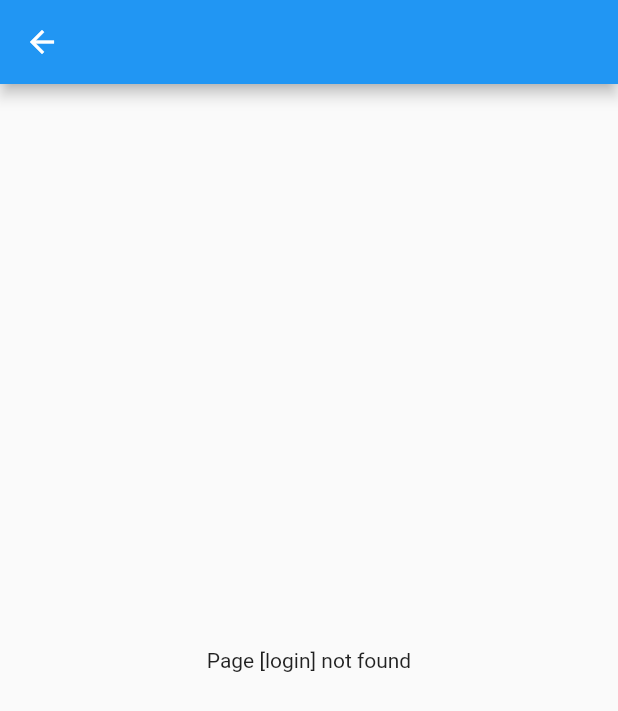
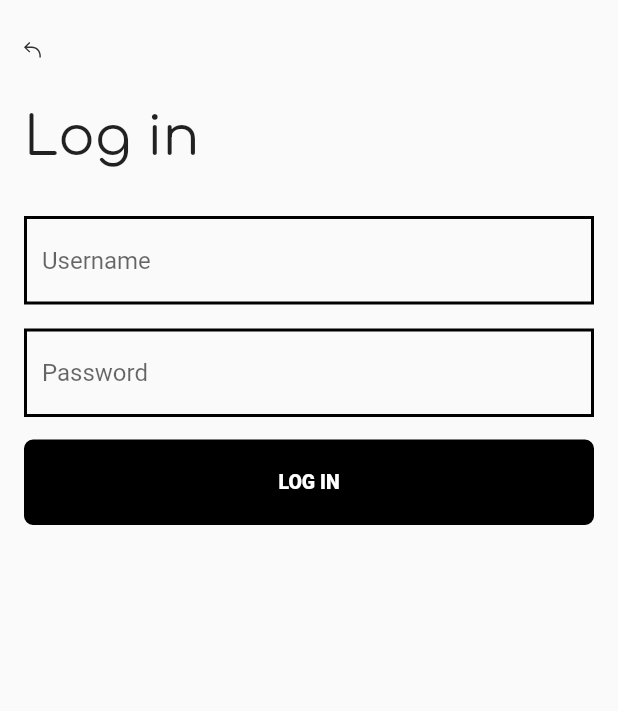
Before and after one commit to tiendung01023/demo_flutter_bloc, a Flutter app: the screen it shows after launch, after a tap on "LOG IN", on a phone screen of 412 x 824 dp. Shown: the top 711 px of the screen. Run offline on Flutter 3.47's test engine with Material 2 defaults, Android fonts, the phone set to English and light mode, and no system bars; our stand-ins replace cached_network_image, flutter_bloc, flutter_svg, get_it; network calls fail.

Commit message:
imp. login_page, doing home_page

```diff
--- a/lib/blocs/splash/splash_bloc.dart
+++ b/lib/blocs/splash/splash_bloc.dart
@@ -6,20 +6,6 @@ import '../base/base_bloc.dart';
 
 class SplashBloc extends BaseBloc<NoDataState> {
   SplashBloc() : super(NoDataState());
-
-  @override
-  void onStart(BuildContext context, Object? payload) {
-    print('[SplashBloc - onStart] run');
-    super.onStart(context, payload);
-    _loadData();
-  }
-
-  Future<void> _loadData() async {
-    print('[SplashBloc - _loadData] run');
-    try {} catch (e) {
-      print('[SplashBloc - loadData] $e');
-    }
-  }
 
   Future<void> goToLoginScreen() async {
     print('[SplashBloc - goToLoginScreen] run');
--- a/lib/dependencies/bloc_dependencies.dart
+++ b/lib/dependencies/bloc_dependencies.dart
@@ -1,8 +1,12 @@
+import 'package:demo_flutter_bloc/blocs/home/home_bloc.dart';
+import 'package:demo_flutter_bloc/blocs/login/login_bloc.dart';
 import 'package:demo_flutter_bloc/blocs/splash/splash_bloc.dart';
 import 'package:get_it/get_it.dart';
 
 class BlocDependencies {
   static Future setup(GetIt injector) async {
     injector.registerFactory(() => SplashBloc());
+    injector.registerFactory(() => LoginBloc());
+    injector.registerFactory(() => HomeBloc());
   }
 }
--- a/lib/dependencies/page_dependencies.dart
+++ b/lib/dependencies/page_dependencies.dart
@@ -1,3 +1,5 @@
+import 'package:demo_flutter_bloc/pages/home/home_page.dart';
+import 'package:demo_flutter_bloc/pages/login/login_page.dart';
 import 'package:demo_flutter_bloc/pages/router.dart';
 import 'package:demo_flutter_bloc/pages/splash/splash_page.dart';
 import 'package:flutter/material.dart';
@@ -6,7 +8,8 @@ import 'package:get_it/get_it.dart';
 class PageDependencies {
   static Future setup(GetIt injector) async {
     injector.registerFactory<Widget>(() => const SplashPage(), instanceName: Routes.splash);
-    // injector.registerFactory<Widget>(() => const LoginPage(), instanceName: Routes.login);
+    injector.registerFactory<Widget>(() => const LoginPage(), instanceName: Routes.login);
     // injector.registerFactory<Widget>(() => const RegisterPage(), instanceName: Routes.register);
+    injector.registerFactory<Widget>(() => const HomePage(), instanceName: Routes.home);
   }
 }
--- /dev/null
+++ b/lib/helpers/cached_network_image_helper.dart
@@ -0,0 +1,17 @@
+import 'package:flutter/material.dart';
+
+class CachedNetworkImageHelper {
+  CachedNetworkImageHelper._();
+
+  static Widget placeholder() {
+    return const Center(
+      child: CircularProgressIndicator(),
+    );
+  }
+
+  static Widget error() {
+    return const Center(
+      child: Icon(Icons.panorama),
+    );
+  }
+}
--- /dev/null
+++ b/lib/pages/login/login_page.dart
@@ -0,0 +1,114 @@
+import 'package:demo_flutter_bloc/blocs/base/no_data_state.dart';
+import 'package:demo_flutter_bloc/blocs/login/login_bloc.dart';
+import 'package:demo_flutter_bloc/constants.dart';
+import 'package:demo_flutter_bloc/pages/base/base_state.dart';
+import 'package:demo_flutter_bloc/widgets/text_button_widget.dart';
+import 'package:demo_flutter_bloc/widgets/text_field_widget.dart';
+import 'package:flutter/material.dart';
+import 'package:flutter_bloc/flutter_bloc.dart';
+import 'package:flutter_svg/svg.dart';
+
+class LoginPage extends StatefulWidget {
+  const LoginPage({Key? key}) : super(key: key);
+
+  @override
+  _LoginPageState createState() => _LoginPageState();
+}
+
+class _LoginPageState extends BaseState<LoginPage, LoginBloc> {
+  @override
+  Widget buildContent(BuildContext context) {
+    return BlocBuilder<LoginBloc, NoDataState>(
+      builder: (context, data) {
+        return _buildView();
+      },
+    );
+  }
+
+  Widget _buildView() {
+    return GestureDetector(
+      onTap: () => FocusScope.of(context).unfocus(),
+      child: Scaffold(
+        body: SafeArea(
+          child: Column(
+            crossAxisAlignment: CrossAxisAlignment.start,
+            children: [
+              _customAppbarWidget(),
+              Expanded(
+                child: Padding(
+                  padding: EdgeInsets.symmetric(horizontal: 16),
+                  child: SingleChildScrollView(
+                    child: Column(
+                      crossAxisAlignment: CrossAxisAlignment.start,
+                      children: [
+                        const SizedBox(height: 4),
+                        _titleWidget(),
+                        const SizedBox(height: 33),
+                        _formWidget(),
+                        const SizedBox(height: 15),
+                        _btnSubmitWidget(),
+                      ],
+                    ),
+                  ),
+                ),
+              )
+            ],
+          ),
+        ),
+      ),
+    );
+  }
+
+  Widget _customAppbarWidget() {
+    return Padding(
+      padding: const EdgeInsets.symmetric(
+        vertical: 12,
+      ),
+      child: GestureDetector(
+        onTap: () => Navigator.pop(context),
+        child: Padding(
+          padding: const EdgeInsets.all(16.0),
+          child: SvgPicture.asset(
+            "assets/images/back_button.svg",
+            height: 11,
+          ),
+        ),
+      ),
+    );
+  }
+
+  Widget _titleWidget() {
+    return Text(
+      "Log in",
+      style: TextStyle(
+        fontWeight: FontWeight.w400,
+        fontSize: 36,
+        fontFamily: FontConstants.comfortaa,
+      ),
+    );
+  }
+
+  Widget _formWidget() {
+    return Column(
+      children: [
+        TextFieldWidget(
+          controller: bloc.usernameController,
+          hintText: "Username",
+        ),
+        const SizedBox(height: 16),
+        TextFieldWidget(
+          controller: bloc.passwordController,
+          obscureText: true,
+          hintText: "Password",
+        ),
+      ],
+    );
+  }
+
+  Widget _btnSubmitWidget() {
+    return TextButtonWidget(
+      text: "LOG IN",
+      onPress: bloc.onSubmit,
+    );
+  }
+}
--- a/lib/pages/router.dart
+++ b/lib/pages/router.dart
@@ -6,6 +6,7 @@ mixin Routes {
   static String get splash => 'splash';
   static String get login => 'login';
   static String get register => 'register';
+  static String get home => 'home';
 
   static PageRoute getRoute(RouteSettings settings) {
     Widget widget;
--- a/lib/pages/splash/splash_page.dart
+++ b/lib/pages/splash/splash_page.dart
@@ -3,6 +3,7 @@ import 'package:demo_flutter_bloc/blocs/splash/splash_bloc.dart';
 import 'package:demo_flutter_bloc/constants.dart';
 import 'package:demo_flutter_bloc/pages/base/base_state.dart';
 import 'package:demo_flutter_bloc/resources/colors.dart';
+import 'package:demo_flutter_bloc/widgets/info_widget.dart';
 import 'package:demo_flutter_bloc/widgets/text_button_widget.dart';
 import 'package:flutter/material.dart';
 import 'package:flutter_bloc/flutter_bloc.dart';
@@ -18,17 +19,16 @@ class SplashPage extends StatefulWidget {
 class _SplashPageState extends BaseState<SplashPage, SplashBloc> {
   @override
   Widget buildContent(BuildContext context) {
-    return Scaffold(
-      body: BlocBuilder<SplashBloc, NoDataState>(
+    return BlocBuilder<SplashBloc, NoDataState>(
       builder: (context, data) {
         return _buildView();
       },
-      ),
     );
   }
 
   Widget _buildView() {
-    return Stack(
+    return Scaffold(
+      body: Stack(
         children: [
           _background(),
           Padding(
@@ -47,6 +47,7 @@ class _SplashPageState extends BaseState<SplashPage, SplashBloc> {
             ),
           )
         ],
+      ),
     );
   }
 
@@ -65,7 +66,7 @@ class _SplashPageState extends BaseState<SplashPage, SplashBloc> {
       mainAxisAlignment: MainAxisAlignment.center,
       children: [
         Padding(
-          padding: const EdgeInsets.only(right:20),
+          padding: const EdgeInsets.only(right: 20),
           child: Stack(
             children: [
               _LinearGradientMask(
@@ -97,35 +98,12 @@ class _SplashPageState extends BaseState<SplashPage, SplashBloc> {
   }
 
   Widget _info() {
-    return Row(
-      children: [
-        Padding(
-          padding: const EdgeInsets.only(right: 8),
-          child: Image.asset(
-            "assets/images/avatar_default.png",
-            height: 30,
-          ),
-        ),
-        Column(
-          crossAxisAlignment: CrossAxisAlignment.start,
-          children: [
-            Text(
-              "Pawel Czerwinski",
-              style: TextStyle(
-                fontWeight: FontWeight.w700,
-                fontSize: 13,
-              ),
-            ),
-            Text(
-              "@pawel_czerwinski",
-              style: TextStyle(
-                fontWeight: FontWeight.w400,
-                fontSize: 11,
-              ),
-            )
-          ],
-        )
-      ],
+    final avatarUrl =
+        "https://media-exp1.licdn.com/dms/image/C4E03AQFvWEwjLCJLCQ/profile-displayphoto-shrink_800_800/0/1628220510849?e=1637193600&v=beta&t=E39LUUC9BeffM-h2V_Tc-9szQ9sJrMeVQLYOxKA1NMs";
+    return InfoWidget(
+      imageUrl: avatarUrl,
+      name: "Phạm Tiến Dũng",
+      username: "@tiendung01023",
     );
   }
 
--- /dev/null
+++ b/lib/widgets/info_widget.dart
@@ -0,0 +1,61 @@
+import 'package:cached_network_image/cached_network_image.dart';
+import 'package:demo_flutter_bloc/helpers/cached_network_image_helper.dart';
+import 'package:flutter/material.dart';
+
+class InfoWidget extends StatelessWidget {
+  final String? imageUrl;
+  final String? name;
+  final String? username;
+
+  const InfoWidget({
+    Key? key,
+    required this.imageUrl,
+    required this.name,
+    required this.username,
+  }) : super(key: key);
+
+  @override
+  Widget build(BuildContext context) {
+    return Row(
+      children: [
+        Padding(
+          padding: const EdgeInsets.only(right: 8),
+          child: imageUrl == null
+              ? Container()
+              : ClipRRect(
+                  borderRadius: BorderRadius.circular(15),
+                  child: CachedNetworkImage(
+                    imageUrl: imageUrl!,
+                    fit: BoxFit.cover,
+                    width: 30,
+                    height: 30,
+                    placeholder: (_, __) =>
+                        CachedNetworkImageHelper.placeholder(),
+                    errorWidget: (_, __, ___) =>
+                        CachedNetworkImageHelper.error(),
+                  ),
+                ),
+        ),
+        Column(
+          crossAxisAlignment: CrossAxisAlignment.start,
+          children: [
+            Text(
+              name ?? '',
+              style: TextStyle(
+                fontWeight: FontWeight.w700,
+                fontSize: 13,
+              ),
+            ),
+            Text(
+              username ?? '',
+              style: TextStyle(
+                fontWeight: FontWeight.w400,
+                fontSize: 11,
+              ),
+            )
+          ],
+        )
+      ],
+    );
+  }
+}
--- /dev/null
+++ b/lib/widgets/text_field_widget.dart
@@ -0,0 +1,34 @@
+import 'package:demo_flutter_bloc/resources/colors.dart';
+import 'package:flutter/material.dart';
+
+class TextFieldWidget extends StatelessWidget {
+  final _defaultTextFieldBoder = OutlineInputBorder(
+    borderRadius: BorderRadius.zero,
+    borderSide: BorderSide(color: MyColors.primary, width: 2),
+  );
+
+  final String? hintText;
+  final TextEditingController? controller;
+  final bool obscureText;
+
+  TextFieldWidget({
+    Key? key,
+    this.hintText,
+    this.controller,
+    this.obscureText = false,
+  }) : super(key: key);
+
+  @override
+  Widget build(BuildContext context) {
+    return TextField(
+      controller: controller,
+      obscureText: obscureText,
+      decoration: InputDecoration(
+        enabledBorder: _defaultTextFieldBoder,
+        focusedBorder: _defaultTextFieldBoder,
+        hintText: hintText,
+      ),
+      cursorColor: MyColors.primary,
+    );
+  }
+}
--- a/pubspec.yaml
+++ b/pubspec.yaml
@@ -14,6 +14,8 @@ dependencies:
   flutter_bloc: ^7.2.0
   get_it: ^7.2.0
   flutter_svg: ^0.22.0
+  cached_network_image: ^3.1.0
+  flutter_staggered_grid_view: ^0.4.0
 
 dev_dependencies:
   flutter_test:
```
Also changed, not shown: lib/blocs/home/home_bloc.dart (added, +45 -0 lines), lib/blocs/login/login_bloc.dart (added, +32 -0 lines), lib/pages/home/home_page.dart (added, +164 -0 lines), 5 other files. Lines whose indentation alone changed are shown as unchanged.
